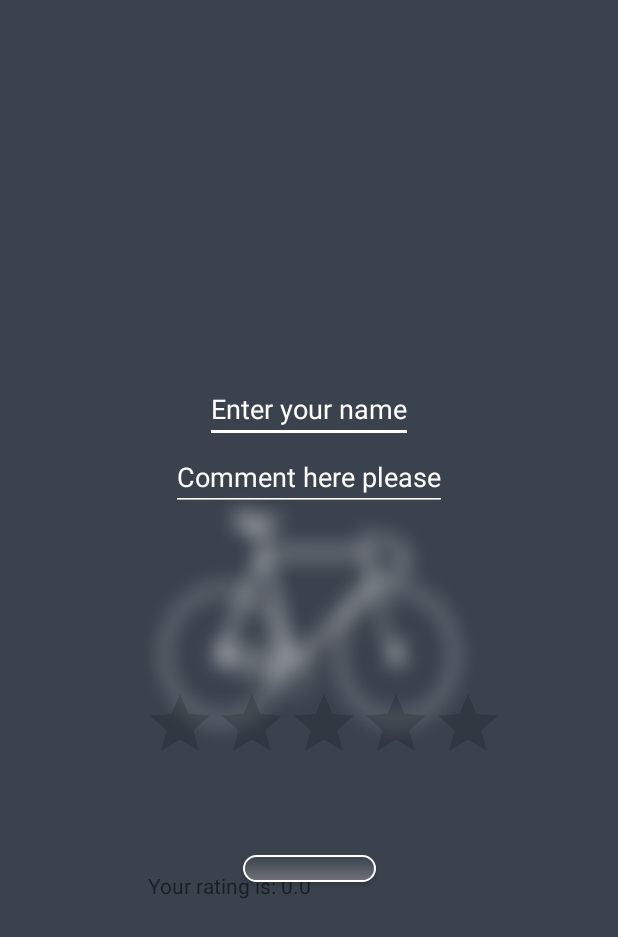
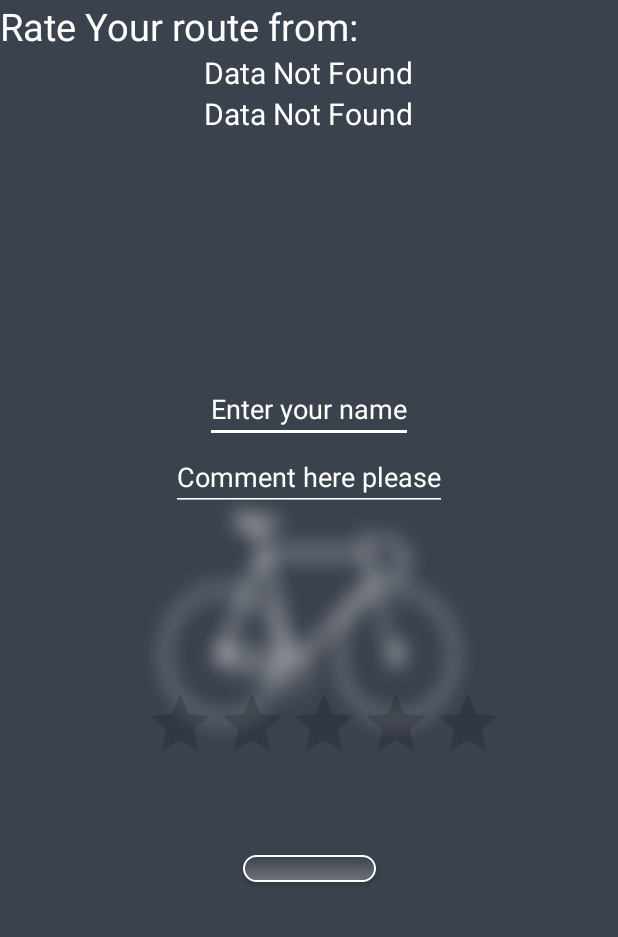
Before and after one commit to kewalg/CycTrack, an Android app: the AddItem screen opened directly, with no data from a screen before it, on a phone screen of 412 x 824 dp. Shown: the top 937 px of the screen. Run offline under Robolectric (Android 15) with nearby library versions, the phone set to English and light mode, and no system bars; our stand-ins replace Volley; network calls fail.

Commit message:
added shared preferences for data

```diff
--- a/app/src/main/java/com/example/cyctrack/AddItem.java
+++ b/app/src/main/java/com/example/cyctrack/AddItem.java
@@ -1,8 +1,13 @@
 package com.example.cyctrack;
 
 import android.app.ProgressDialog;
+import android.content.BroadcastReceiver;
+import android.content.Context;
 import android.content.Intent;
+import android.content.IntentFilter;
+import android.content.SharedPreferences;
 import android.os.Bundle;
+import android.util.Log;
 import android.view.View;
 import android.view.WindowManager;
 import android.widget.Button;
@@ -13,6 +18,7 @@ import android.widget.Toast;
 
 import androidx.annotation.Nullable;
 import androidx.appcompat.app.AppCompatActivity;
+import androidx.localbroadcastmanager.content.LocalBroadcastManager;
 
 import com.android.volley.AuthFailureError;
 import com.android.volley.DefaultRetryPolicy;
@@ -33,7 +39,7 @@ public class AddItem extends AppCompatActivity implements View.OnClickListener {
 
     EditText editName, editFeedback;
     Button btnSubmit;
-    TextView tvRating;
+    TextView tvRating, tv_source_Route, tv_dest_Route;
     private RatingBar ratingBar;
     private float ratedValue;
 
@@ -42,12 +48,15 @@ public class AddItem extends AppCompatActivity implements View.OnClickListener {
     protected void onCreate(@Nullable Bundle savedInstanceState) {
         super.onCreate(savedInstanceState);
         this.getWindow().setFlags(WindowManager.LayoutParams.FLAG_FULLSCREEN, WindowManager.LayoutParams.FLAG_FULLSCREEN);
+
+
         setContentView(R.layout.add_item);
         editName = findViewById(R.id.editName);
         editFeedback = findViewById(R.id.editFeedback);
         btnSubmit = findViewById(R.id.btnSubmit);
+        tv_source_Route = findViewById(R.id.tv_source_route);
+        tv_dest_Route = findViewById(R.id.tv_dest_route);
         ratingBar = (RatingBar) findViewById(R.id.ratingBar);
-        tvRating = findViewById(R.id.tvRating);
 
         ratingBar.setOnRatingBarChangeListener(new RatingBar.OnRatingBarChangeListener() {
 
@@ -56,13 +65,22 @@ public class AddItem extends AppCompatActivity implements View.OnClickListener {
             public void onRatingChanged(RatingBar ratingBar, float rating, boolean fromUser) {
                 ratedValue = ratingBar.getRating();
             }
-            });
+        });
         btnSubmit.setOnClickListener(this);
-        tvRating.setText("Your rating is: " +ratingBar.getRating());
+
+        // tvRoute.setText(getIntent().getStringExtra("destionation_key"));
+        SharedPreferences source_result = getSharedPreferences("Source_key", Context.MODE_PRIVATE);
+        String source_value = source_result.getString("Source_key_value", "Data Not Found");
+        tv_source_Route.setText(source_value);
+
+        SharedPreferences destination_result = getSharedPreferences("Destination_key", Context.MODE_PRIVATE);
+        String destination_value = destination_result.getString("Destination_key_value", "Data Not Found");
+        tv_dest_Route.setText(destination_value);
 
     }
 
-    //This is the part where data is transafeered from Your Android phone to Sheet by using HTTP Rest API calls
+
+    //This is the part where data is transferred from Your Android phone to Sheet by using HTTP Rest API calls
 
 
     private void addItemToSheet() {
@@ -72,7 +90,9 @@ public class AddItem extends AppCompatActivity implements View.OnClickListener {
         final String name = editName.getText().toString().trim();
         final String feedback = editFeedback.getText().toString().trim();
         final String rating = Float.toString(ratedValue);
-
+        final String source = tv_source_Route.getText().toString().trim();
+        final String dest = tv_dest_Route.getText().toString().trim();
+        final String route = source + " - " + dest;
 
         StringRequest stringRequest = new StringRequest(Request.Method.POST, "https://script.google.com/macros/s/AKfycbxzZJrl-RHe_61AfbWPH22pOSu8X_QXQrHFWQjbfiIWpJLDxP4/exec",
                 new Response.Listener<String>() {
@@ -97,9 +117,9 @@ public class AddItem extends AppCompatActivity implements View.OnClickListener {
                 //here we pass params
                 parmas.put("action", "addItem");
                 parmas.put("Name", name);
+                parmas.put("route", route);
+                parmas.put("rating", rating);
                 parmas.put("feedback", feedback);
-                parmas.put("rating",rating);
-
                 return parmas;
             }
         };
@@ -113,11 +133,9 @@ public class AddItem extends AppCompatActivity implements View.OnClickListener {
 
     @Override
     public void onClick(View v) {
-
         if (v == btnSubmit) {
             addItemToSheet();
             //Define what to do when button is clicked
-
         }
     }
 }
--- a/app/src/main/res/layout/activity_about.xml
+++ b/app/src/main/res/layout/activity_about.xml
@@ -1,9 +1,9 @@
 <?xml version="1.0" encoding="utf-8"?>
-<androidx.constraintlayout.widget.ConstraintLayout xmlns:android="http://schemas.android.com/apk/res/android"
+<RelativeLayout xmlns:android="http://schemas.android.com/apk/res/android"
     xmlns:app="http://schemas.android.com/apk/res-auto"
     xmlns:tools="http://schemas.android.com/tools"
     android:layout_width="match_parent"
     android:layout_height="match_parent"
     tools:context=".AboutActivity">
 
-</androidx.constraintlayout.widget.ConstraintLayout>
+</RelativeLayout>
--- a/app/src/main/res/layout/add_item.xml
+++ b/app/src/main/res/layout/add_item.xml
@@ -3,6 +3,36 @@
     android:layout_width="match_parent"
     android:layout_height="match_parent"
     android:background="@drawable/bg2blur">
+
+
+    <TextView
+        android:id="@+id/tv_title"
+        android:layout_width="wrap_content"
+        android:layout_height="wrap_content"
+        android:text="Rate Your route from: "
+        android:textColor="#fff"
+        android:textSize="25sp" />
+
+    <TextView
+        android:id="@+id/tv_source_route"
+        android:layout_width="wrap_content"
+        android:layout_height="wrap_content"
+        android:layout_below="@id/tv_title"
+        android:layout_centerHorizontal="true"
+
+        android:text="test"
+        android:textColor="#fff"
+        android:textSize="20dp" />
+
+    <TextView
+        android:id="@+id/tv_dest_route"
+        android:layout_width="wrap_content"
+        android:layout_height="wrap_content"
+        android:layout_below="@id/tv_source_route"
+        android:layout_centerHorizontal="true"
+        android:text=" test"
+        android:textColor="#fff"
+        android:textSize="20dp" />
 
 
     <EditText
@@ -57,17 +87,4 @@
         android:layout_marginRight="76dp"
         android:layout_marginBottom="308dp" />
 
-    <TextView
-        android:id="@+id/tvRating"
-        android:layout_width="wrap_content"
-        android:layout_height="wrap_content"
-        android:layout_alignParentEnd="true"
-        android:layout_alignParentRight="true"
-        android:layout_alignParentBottom="true"
-        android:layout_marginEnd="87dp"
-        android:layout_marginRight="87dp"
-        android:layout_marginBottom="224dp"
-        android:hint="Your Safety Rating will appear here!.." />
-
-
 </RelativeLayout>
--- a/app/src/main/res/layout/list_item.xml
+++ b/app/src/main/res/layout/list_item.xml
@@ -2,8 +2,7 @@
 <RelativeLayout xmlns:android="http://schemas.android.com/apk/res/android"
     xmlns:app="http://schemas.android.com/apk/res-auto"
     android:layout_width="match_parent"
-    android:layout_height="match_parent"
-    android:background="@drawable/bg2blur">
+    android:layout_height="match_parent">
 
     <TextView
         android:id="@+id/title_submissions"
```
Also changed, not shown: app/src/main/AndroidManifest.xml (+13 -13 lines), app/src/main/java/com/example/cyctrack/ListItem.java (+5 -5 lines), app/src/main/java/com/example/cyctrack/MapTestActivity.java (+48 -3 lines), app/src/main/java/com/example/cyctrack/ReviewActivity.java (+10 -11 lines), app/src/main/java/com/example/cyctrack/WeatherActivity.java (+11 -9 lines), app/src/main/res/layout/activity_map_test.xml (+10 -0 lines), app/src/main/res/layout/activity_review.xml (+15 -10 lines), app/src/main/res/layout/activity_weather.xml (+17 -7 lines), app/src/main/res/layout/list_item_row.xml (+55 -21 lines).
